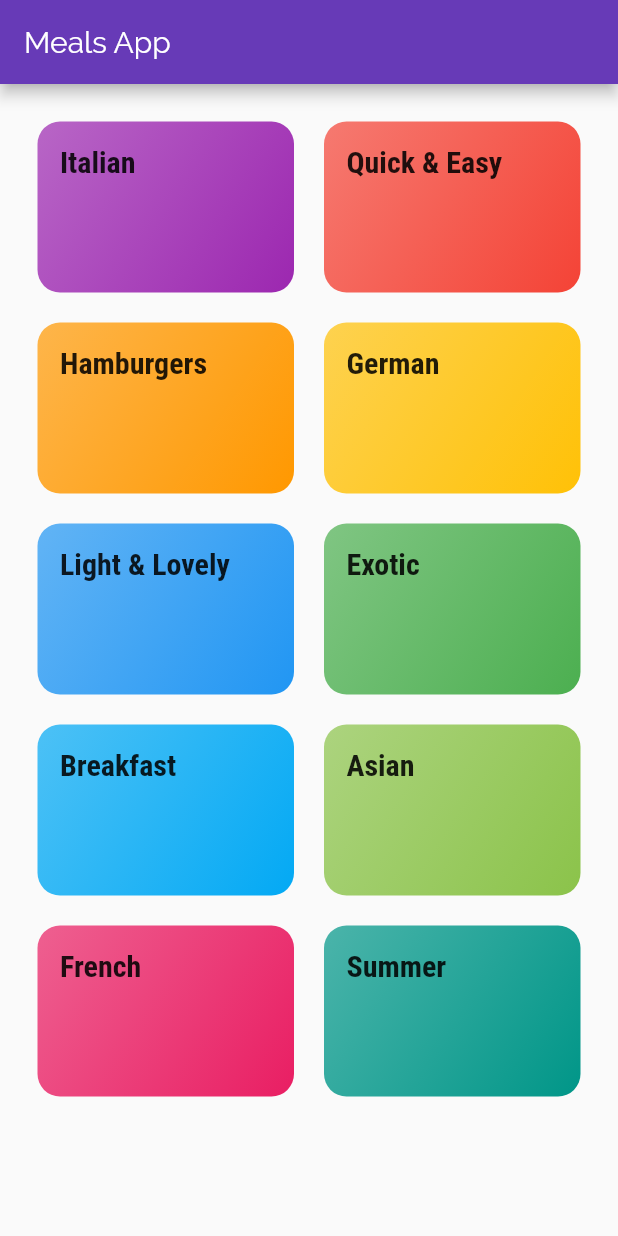
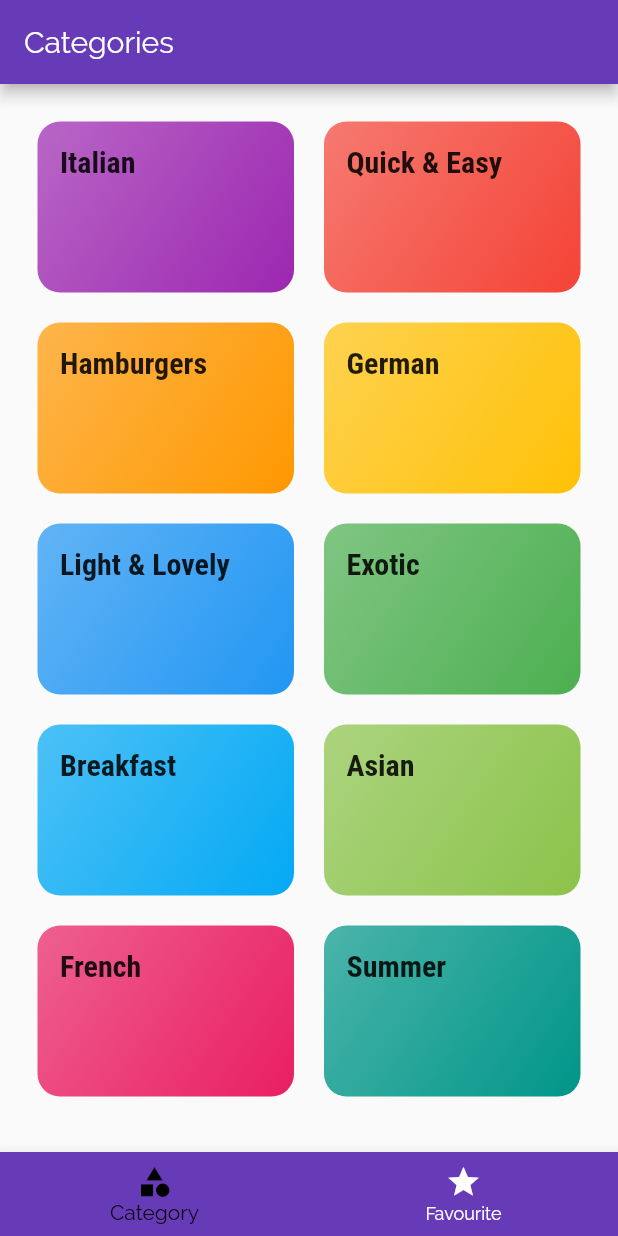
Before and after one commit to tanishq-malhotra/Meals-App, a Flutter app: the screen it shows after launch, on a phone screen of 412 x 824 dp. Run offline on Flutter 3.47's test engine with Material 2 defaults, Android fonts, the phone set to English and light mode, and no system bars.

```diff
--- a/lib/main.dart
+++ b/lib/main.dart
@@ -1,5 +1,6 @@
 import 'package:flutter/material.dart';
-import './screens/catergories_screen.dart';
+
+import './screens/tabs_screen.dart';
 import './screens/category_card_screen.dart';
 import './screens/meal_card_screen.dart';
 
@@ -29,7 +30,7 @@ class MyApp extends StatelessWidget {
             ),
       ),
       routes: {
-        '/': (_) => CategoriesScreen(),
+        '/': (_) => TabsScreens(),
         CategoryCardScreen.routeName: (_) => CategoryCardScreen(),
         MealCardScreen.routeName: (_) => MealCardScreen(),
       },
--- a/lib/screens/catergories_screen.dart
+++ b/lib/screens/catergories_screen.dart
@@ -7,13 +7,7 @@ class CategoriesScreen extends StatelessWidget {
 
   @override
   Widget build(BuildContext context) {
-    return Scaffold(
-      appBar: AppBar(
-        title: const Text(
-          'Meals App',
-        ),
-      ),
-      body: GridView(
+    return GridView(
       padding: EdgeInsets.all(25),
       children: Dummy_Categories.map(
           (data) => CatergoryCard(data.id, data.title, data.color)).toList(),
@@ -23,7 +17,6 @@ class CategoriesScreen extends StatelessWidget {
         crossAxisSpacing: 20,
         mainAxisSpacing: 20,
       ),
-      ),
     );
   }
 }
--- /dev/null
+++ b/lib/screens/favourite_screen.dart
@@ -0,0 +1,10 @@
+import 'package:flutter/material.dart';
+
+class FavouriteScreen extends StatelessWidget {
+  @override
+  Widget build(BuildContext context) {
+    return Center(
+      child: Text('Here favourites are displayed'),
+    );
+  }
+}
--- a/lib/screens/meal_card_screen.dart
+++ b/lib/screens/meal_card_screen.dart
@@ -83,7 +83,7 @@ class MealCardScreen extends StatelessWidget {
                           ),
                         ),
                         title: Text(
-                          mealData.ingredients[index],
+                          mealData.steps[index],
                         ),
                       ),
                       Divider(),
--- /dev/null
+++ b/lib/screens/tabs_screen.dart
@@ -0,0 +1,54 @@
+import 'package:flutter/material.dart';
+
+import './catergories_screen.dart';
+import './favourite_screen.dart';
+
+class TabsScreens extends StatefulWidget {
+  @override
+  _TabsScreensState createState() => _TabsScreensState();
+}
+
+class _TabsScreensState extends State<TabsScreens> {
+  final List<Map<String, Object>> _pages = [
+    {'page': CategoriesScreen(), 'title': 'Categories'},
+    {'page': FavouriteScreen(), 'title': 'Your Favorite'},
+  ];
+  int _pageIndex = 0;
+
+  void _selectTab(int index) {
+    setState(() {
+      _pageIndex = index;
+    });
+  }
+
+  @override
+  Widget build(BuildContext context) {
+    return Scaffold(
+      appBar: AppBar(
+        title: Text(_pages[_pageIndex]['title']),
+      ),
+      body: _pages[_pageIndex]['page'],
+      bottomNavigationBar: BottomNavigationBar(
+        onTap: _selectTab,
+        backgroundColor: Theme.of(context).primaryColor,
+        currentIndex: _pageIndex,
+        selectedItemColor: Colors.black,
+        unselectedItemColor: Colors.white,
+        items: [
+          BottomNavigationBarItem(
+            icon: Icon(
+              Icons.category,
+            ),
+            title: Text('Category'),
+          ),
+          BottomNavigationBarItem(
+            icon: Icon(
+              Icons.star,
+            ),
+            title: Text('Favourite'),
+          ),
+        ],
+      ),
+    );
+  }
+}
```
Lines whose indentation alone changed are shown as unchanged.
